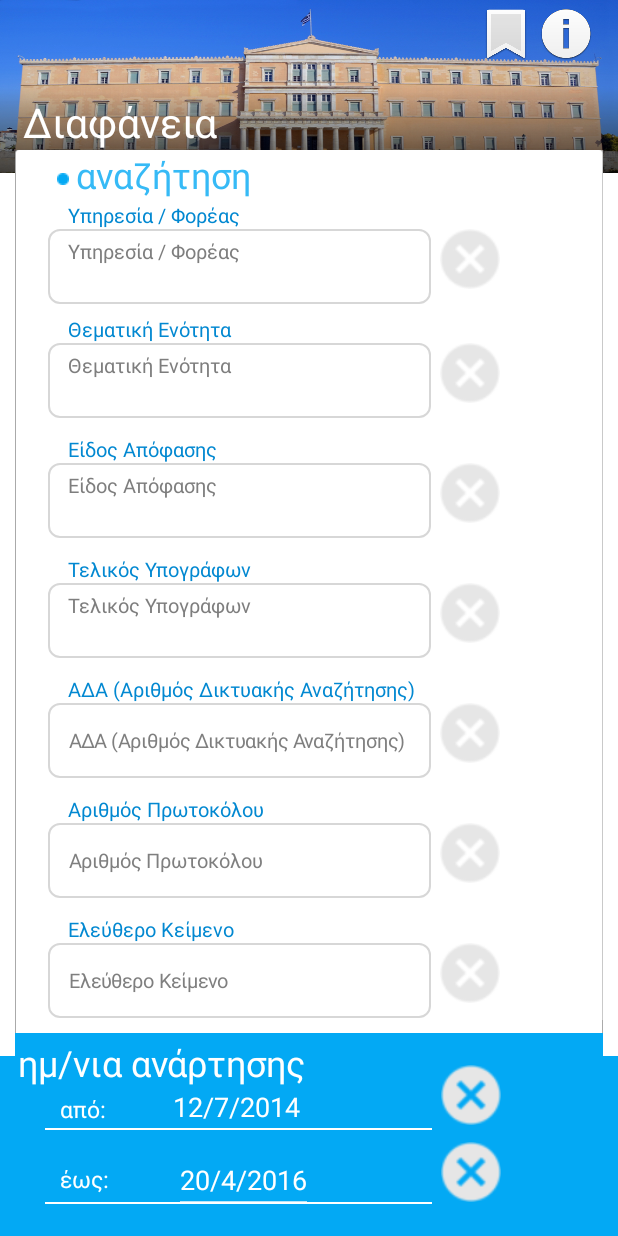
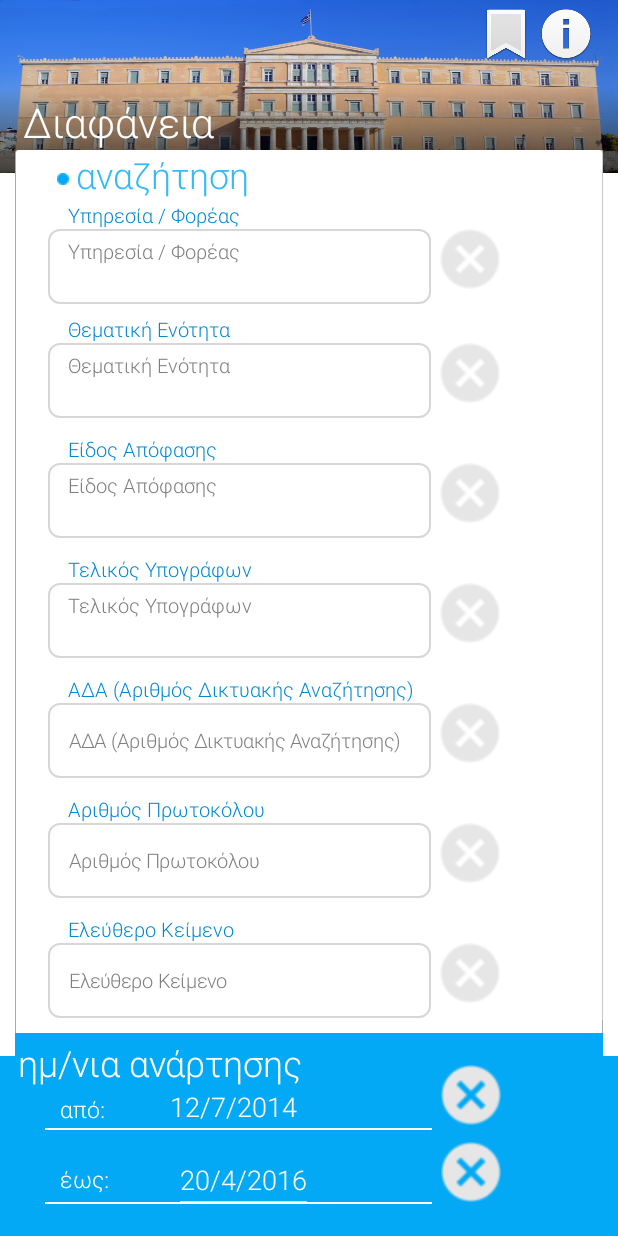
Before and after one commit to AlexAnth/Diafaneia, an Android app: the MainActivity screen opened directly, with no data from a screen before it, on a phone screen of 412 x 824 dp. Run offline under Robolectric (Android 15) with nearby library versions, the phone set to English and light mode, and no system bars.

Commit message:
11/10 Fixed fonts. Need to change cancel icons and date format.

```diff
--- a/app/src/main/res/layout/activity_main.xml
+++ b/app/src/main/res/layout/activity_main.xml
@@ -75,7 +75,8 @@
             android:layout_alignParentRight="true"
             android:layout_alignParentEnd="true"
             android:layout_alignTop="@+id/info_btn"
-            android:gravity="bottom" />
+            android:gravity="bottom"
+            android:fontFamily="sans-serif-light"/>
 
     </RelativeLayout>
 
@@ -141,7 +142,8 @@
                         android:textColor="#FF36BAF6"
                         android:paddingLeft="5dp"
                         android:layout_marginLeft="35dp"
-                        android:textSize="24dp" />
+                        android:textSize="24dp"
+                        android:fontFamily="sans-serif-light"/>
 
                     <TextView
                         android:layout_width="wrap_content"
@@ -155,7 +157,8 @@
                         android:textSize="13dp"
                         android:textColor="#0288D1"
                         android:layout_alignParentTop="false"
-                        android:layout_marginTop="34dp" />
+                        android:layout_marginTop="34dp"
+                        android:fontFamily="sans-serif-light"/>
 
                     <Button
                         android:id="@+id/button1"
@@ -191,7 +194,8 @@
                         android:layout_alignBottom="@+id/button1"
                         android:layout_marginTop="5dp"
                         android:layout_marginRight="5dp"
-                        android:layout_marginBottom="10dp" />
+                        android:layout_marginBottom="10dp"
+                        android:fontFamily="sans-serif-light"/>
 
                     <ImageView
                         android:layout_width="40dp"
@@ -239,7 +243,8 @@
                         android:textSize="13dp"
                         android:textColor="#0288D1"
                         android:layout_alignParentTop="false"
-                        android:layout_marginTop="10dp" />
+                        android:layout_marginTop="10dp"
+                        android:fontFamily="sans-serif-light"/>
 
                     <TextView
                         android:layout_width="match_parent"
@@ -257,7 +262,8 @@
                         android:layout_alignBottom="@+id/button2"
                         android:layout_marginTop="5dp"
                         android:layout_marginRight="5dp"
-                        android:layout_marginBottom="10dp" />
+                        android:layout_marginBottom="10dp"
+                        android:fontFamily="sans-serif-light"/>
 
                     <ImageView
                         android:layout_width="40dp"
@@ -306,7 +312,8 @@
                         android:textSize="13dp"
                         android:textColor="#0288D1"
                         android:layout_alignParentTop="false"
-                        android:layout_marginTop="10dp" />
+                        android:layout_marginTop="10dp"
+                        android:fontFamily="sans-serif-light"/>
 
                     <TextView
                         android:layout_width="match_parent"
@@ -324,7 +331,8 @@
                         android:layout_alignBottom="@+id/button3"
                         android:layout_marginTop="5dp"
                         android:layout_marginRight="5dp"
-                        android:layout_marginBottom="10dp" />
+                        android:layout_marginBottom="10dp"
+                        android:fontFamily="sans-serif-light"/>
 
                     <ImageView
                         android:layout_width="40dp"
@@ -372,7 +380,8 @@
                         android:textSize="13dp"
                         android:textColor="#0288D1"
                         android:layout_alignParentTop="false"
-                        android:layout_marginTop="10dp" />
+                        android:layout_marginTop="10dp"
+                        android:fontFamily="sans-serif-light"/>
 
                     <TextView
                         android:layout_width="match_parent"
@@ -390,7 +399,8 @@
                         android:layout_alignBottom="@+id/button4"
                         android:layout_marginTop="5dp"
                         android:layout_marginRight="5dp"
-                        android:layout_marginBottom="10dp" />
+                        android:layout_marginBottom="10dp"
+                        android:fontFamily="sans-serif-light"/>
 
                     <ImageView
                         android:layout_width="40dp"
@@ -432,7 +442,8 @@
                         android:layout_alignLeft="@+id/textView7"
                         android:layout_alignParentStart="true"
                         android:layout_marginLeft="22dp"
-                        android:inputType="textNoSuggestions">
+                        android:inputType="textNoSuggestions"
+                        android:fontFamily="sans-serif-light">
                     </EditText>
 
                     <TextView
@@ -447,7 +458,8 @@
                         android:textSize="13dp"
                         android:textColor="#0288D1"
                         android:layout_alignParentTop="false"
-                        android:layout_marginTop="10dp" />
+                        android:layout_marginTop="10dp"
+                        android:fontFamily="sans-serif-light"/>
 
                     <ImageView
                         android:layout_width="40dp"
@@ -480,7 +492,8 @@
                         android:textSize="13dp"
                         android:textColor="#0288D1"
                         android:layout_alignParentTop="false"
-                        android:layout_marginTop="10dp" />
+                        android:layout_marginTop="10dp"
+                        android:fontFamily="sans-serif-light"/>
 
                     <EditText
                         android:id="@+id/editText2"
@@ -501,7 +514,8 @@
                         android:layout_alignLeft="@+id/textView8"
                         android:layout_alignParentStart="true"
                         android:layout_marginLeft="22dp"
-                        android:inputType="textNoSuggestions">
+                        android:inputType="textNoSuggestions"
+                        android:fontFamily="sans-serif-light">
                     </EditText>
 
                     <ImageView
@@ -535,7 +549,8 @@
                         android:textSize="13dp"
                         android:textColor="#0288D1"
                         android:layout_alignParentTop="false"
-                        android:layout_marginTop="10dp" />
+                        android:layout_marginTop="10dp"
+                        android:fontFamily="sans-serif-light"/>
 
                     <EditText
                         android:id="@+id/editText3"
@@ -556,7 +571,8 @@
                         android:layout_alignLeft="@+id/textView9"
                         android:layout_alignParentStart="true"
                         android:layout_marginLeft="22dp"
-                        android:inputType="textNoSuggestions">
+                        android:inputType="textNoSuggestions"
+                        android:fontFamily="sans-serif-light">
                     </EditText>
 
                     <ImageView
@@ -591,7 +607,8 @@
                         android:textColor="#ffffff"
                         android:layout_alignBottom="@+id/cancel_date_2"
                         android:layout_alignParentLeft="true"
-                        android:layout_alignParentStart="true" />
+                        android:layout_alignParentStart="true"
+                        android:fontFamily="sans-serif-light"/>
 
                     <TextView
                         android:layout_width="wrap_content"
@@ -606,7 +623,8 @@
                         android:textColor="#ffffff"
                         android:layout_alignTop="@+id/textView11"
                         android:layout_alignParentLeft="true"
-                        android:layout_alignParentStart="true" />
+                        android:layout_alignParentStart="true"
+                        android:fontFamily="sans-serif-light"/>
 
                     <EditText
                         android:id="@+id/etxt_fromdate"
@@ -616,7 +634,8 @@
                         android:hint="@string/from_date"
                         android:text="12/7/2014"
                         android:layout_alignEnd="@+id/textView10"
-                        android:layout_marginTop="23dp" />
+                        android:layout_marginTop="23dp"
+                        android:fontFamily="sans-serif-light"/>
 
                     <EditText
                         android:id="@+id/etxt_todate"
@@ -625,7 +644,8 @@
                         android:hint="@string/to_date"
                         android:text="20/4/2016"
                         android:layout_marginTop="72dp"
-                        android:layout_marginLeft="106dp" />
+                        android:layout_marginLeft="106dp"
+                        android:fontFamily="sans-serif-light"/>
 
                     <ImageView
                         android:layout_width="40dp"
@@ -658,7 +678,8 @@
                         android:paddingLeft="2dp"
                         android:layout_alignParentTop="true"
                         android:layout_alignParentLeft="true"
-                        android:layout_alignParentStart="true" />
+                        android:layout_alignParentStart="true"
+                        android:fontFamily="sans-serif-light"/>
 
                     <View style="@style/Divider"
                         android:layout_width="258dp"
--- a/app/src/main/res/layout/activity_two.xml
+++ b/app/src/main/res/layout/activity_two.xml
@@ -121,7 +121,8 @@
             android:padding="6dp"
             android:layout_alignParentTop="true"
             android:layout_toRightOf="@+id/imageView19"
-            android:layout_toEndOf="@+id/imageView19" />
+            android:layout_toEndOf="@+id/imageView19"
+            android:fontFamily="sans-serif-light"/>
         <TextView
             android:layout_width="match_parent"
             android:layout_height="wrap_content"
@@ -132,7 +133,8 @@
             android:layout_below="@+id/info_btn"
             android:layout_alignLeft="@+id/imageView19"
             android:layout_alignStart="@+id/imageView19"
-            android:layout_marginLeft="20dp" />
+            android:layout_marginLeft="20dp"
+            android:fontFamily="sans-serif-light"/>
 
     </RelativeLayout>
 
--- a/app/src/main/res/layout/card_json.xml
+++ b/app/src/main/res/layout/card_json.xml
@@ -24,7 +24,8 @@
             android:textSize="15dp"
             android:textStyle="italic"
             android:layout_alignParentStart="false"
-            android:padding="15dp" />
+            android:padding="15dp"
+            android:fontFamily="sans-serif-light"/>
 
         <View
             android:layout_width="match_parent"
--- a/app/src/main/res/layout/splash.xml
+++ b/app/src/main/res/layout/splash.xml
@@ -23,7 +23,8 @@
         android:id="@+id/textView15"
         android:textSize="24dp"
         android:layout_below="@+id/imageView16"
-        android:layout_centerHorizontal="true" />
+        android:layout_centerHorizontal="true"
+        android:fontFamily="sans-serif-light"/>
 
     <TextView
         android:layout_width="wrap_content"
@@ -33,7 +34,8 @@
         android:id="@+id/textView16"
         android:textSize="20dp"
         android:layout_below="@+id/textView15"
-        android:layout_centerHorizontal="true" />
+        android:layout_centerHorizontal="true"
+        android:fontFamily="sans-serif-light"/>
 
     <ImageView
         android:layout_width="40dp"
```
Also changed, not shown: app/src/main/res/layout/info.xml (+15 -7 lines), app/src/main/res/layout/results.xml (+6 -3 lines), app/src/main/res/layout/results_card.xml (+24 -12 lines).
